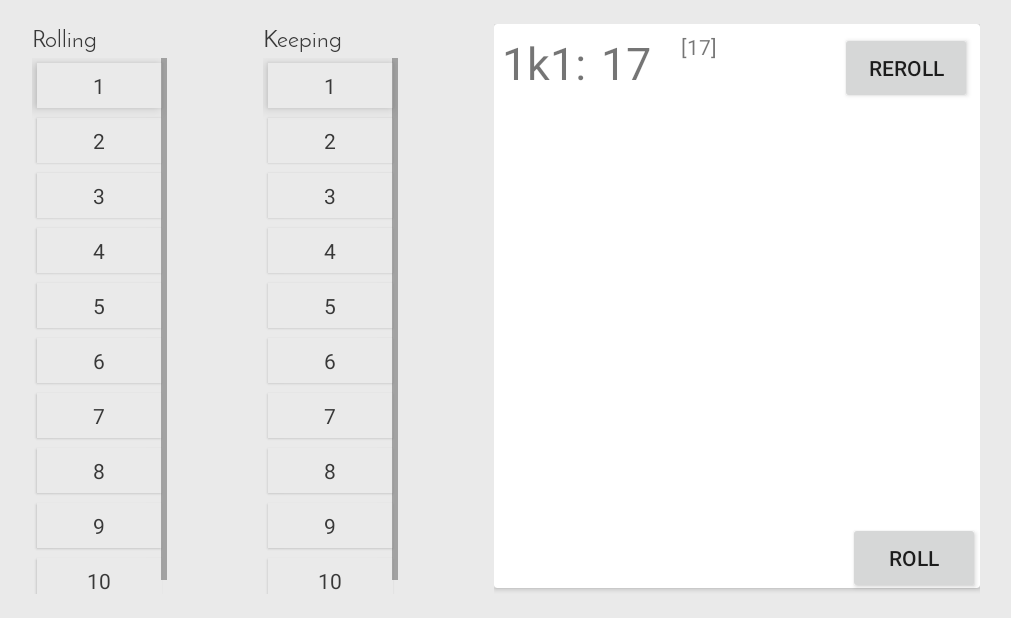
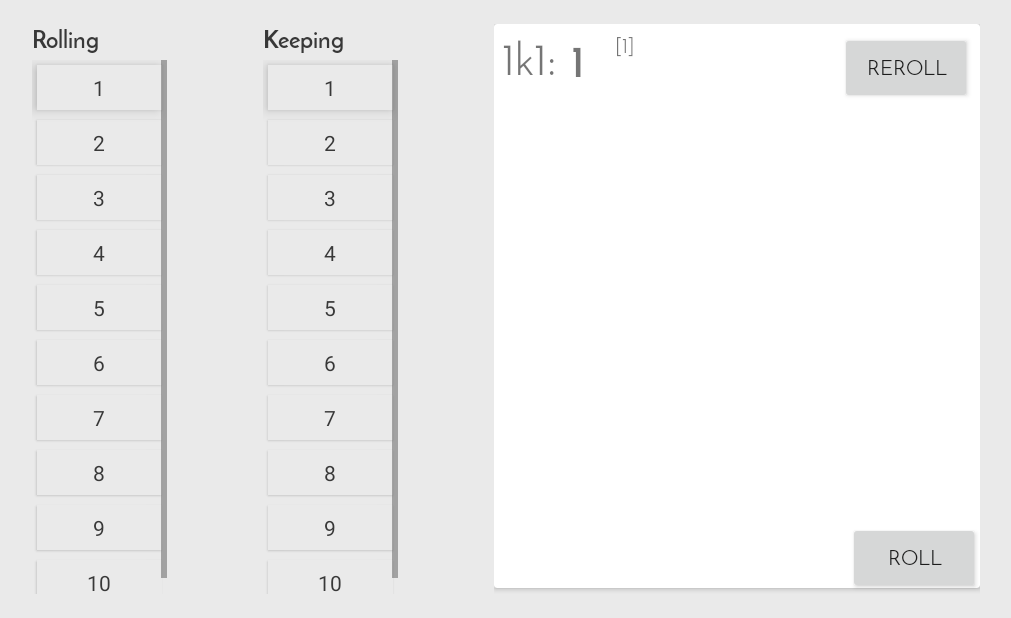
Before and after one commit to nihilogist/android-dice-roller, an Android app: the SeventhSeaRollerMainActivity screen opened directly, with no data from a screen before it, on a phone screen of 824 x 412 dp (held sideways). Shown: the whole screen, without its empty margins (64-1075 px from the left). Run offline under Robolectric (Android 15) with nearby library versions, the phone set to English and light mode, and no system bars; libraries missing offline, so code that uses them is left out: com.github.brnunes.swipeablerecyclerview; Roboto replaces fonts that are not available here; 2 statements that could not run were skipped.

Commit message:
Update Button objects to use custom font

```diff
--- a/app/src/main/java/org/dave3heaton/rpgdiceroller/utils/logging/LogUtils.java
+++ b/app/src/main/java/org/dave3heaton/rpgdiceroller/utils/logging/LogUtils.java
@@ -7,7 +7,7 @@ import android.util.Log;
  */
 public class LogUtils {
 
-    private static boolean debugLogActive = false;
+    private static boolean debugLogActive = true;
 
     public static void debug(String category, String message) {
         if (debugLogActive) {
--- /dev/null
+++ b/app/src/main/java/org/dave3heaton/rpgdiceroller/utils/typography/JosefinTypefaceTextView.java
@@ -0,0 +1,63 @@
+package org.dave3heaton.rpgdiceroller.utils.typography;
+
+import android.content.Context;
+import android.graphics.Typeface;
+import android.util.AttributeSet;
+import android.widget.TextView;
+
+import org.dave3heaton.rpgdiceroller.utils.logging.LogUtils;
+
+
+public class JosefinTypefaceTextView extends TextView {
+
+    public static final String ANDROID_SCHEMA = "http://schemas.android.com/apk/res/android";
+
+    public JosefinTypefaceTextView(Context context) {
+        super(context);
+        applyCustomFont(context, null);
+    }
+
+    public JosefinTypefaceTextView(Context context, AttributeSet attrs) {
+        super(context, attrs);
+        applyCustomFont(context, attrs);
+    }
+
+    public JosefinTypefaceTextView(Context context, AttributeSet attrs, int defStyleAttr) {
+        super(context, attrs, defStyleAttr);
+        applyCustomFont(context, attrs);
+    }
+
+    public JosefinTypefaceTextView(Context context, AttributeSet attrs, int defStyleAttr, int defStyleRes) {
+        super(context, attrs, defStyleAttr, defStyleRes);
+        applyCustomFont(context, attrs);
+    }
+
+    private void applyCustomFont(Context context, AttributeSet attributeSet) {
+        int textStyle = attributeSet.getAttributeIntValue(ANDROID_SCHEMA, "textStyle", Typeface.NORMAL);
+        Typeface customFont = selectTypeface(context, textStyle);
+        setTypeface(customFont);
+    }
+
+
+
+    private Typeface selectTypeface(Context context, int textStyle) {
+    /*
+    * information about the TextView textStyle:
+    * http://developer.android.com/reference/android/R.styleable.html#TextView_textStyle
+    */
+        switch (textStyle) {
+            case Typeface.BOLD: // bold
+                return TypefaceUtils.getTypeface("JosefinSans-Bold.ttf", context);
+
+            case Typeface.ITALIC: // italic
+                return TypefaceUtils.getTypeface("JosefinSans-Italic.ttf", context);
+
+            case Typeface.BOLD_ITALIC: // bold italic
+                return TypefaceUtils.getTypeface("JosefinSans-BoldItalic.ttf", context);
+
+            case Typeface.NORMAL: // regular
+            default:
+                return TypefaceUtils.getTypeface("JosefinSans-Regular.ttf", context);
+        }
+    }
+}
--- a/app/src/main/java/org/dave3heaton/rpgdiceroller/utils/typography/TypefaceTextView.java
+++ /dev/null
@@ -1,34 +0,0 @@
-package org.dave3heaton.rpgdiceroller.utils.typography;
-
-import android.content.Context;
-import android.graphics.Typeface;
-import android.util.AttributeSet;
-import android.widget.TextView;
-
-
-public class TypefaceTextView extends TextView {
-    public TypefaceTextView(Context context) {
-        super(context);
-        applyCustomFont(context);
-    }
-
-    public TypefaceTextView(Context context, AttributeSet attrs) {
-        super(context, attrs);
-        applyCustomFont(context);
-    }
-
-    public TypefaceTextView(Context context, AttributeSet attrs, int defStyleAttr) {
-        super(context, attrs, defStyleAttr);
-        applyCustomFont(context);
-    }
-
-    public TypefaceTextView(Context context, AttributeSet attrs, int defStyleAttr, int defStyleRes) {
-        super(context, attrs, defStyleAttr, defStyleRes);
-        applyCustomFont(context);
-    }
-
-    private void applyCustomFont(Context context) {
-        Typeface customFont = TypefaceUtils.getTypeface("JosefinSans-Regular.ttf", context);
-        setTypeface(customFont);
-    }
-}
--- a/app/src/main/java/org/dave3heaton/rpgdiceroller/utils/typography/TypefaceUtils.java
+++ b/app/src/main/java/org/dave3heaton/rpgdiceroller/utils/typography/TypefaceUtils.java
@@ -3,10 +3,13 @@ package org.dave3heaton.rpgdiceroller.utils.typography;
 
 import android.content.Context;
 import android.graphics.Typeface;
+import android.util.AttributeSet;
 
 import java.util.HashMap;
 
 public class TypefaceUtils {
+
+    public static final String ANDROID_SCHEMA = "http://schemas.android.com/apk/res/android";
 
     private static HashMap<String, Typeface> fontCache = new HashMap<>();
 
@@ -26,4 +29,30 @@ public class TypefaceUtils {
         return typeface;
     }
 
+    public static Typeface retrieveCustomTypeface(Context context, AttributeSet attributeSet) {
+        int textStyle = attributeSet.getAttributeIntValue(ANDROID_SCHEMA, "textStyle", Typeface.NORMAL);
+        return selectTypeface(context, textStyle);
+    }
+
+    public static Typeface selectTypeface(Context context, int textStyle) {
+    /*
+    * information about the TextView textStyle:
+    * http://developer.android.com/reference/android/R.styleable.html#TextView_textStyle
+    */
+        switch (textStyle) {
+            case Typeface.BOLD: // bold
+                return TypefaceUtils.getTypeface("JosefinSans-Bold.ttf", context);
+
+            case Typeface.ITALIC: // italic
+                return TypefaceUtils.getTypeface("JosefinSans-Italic.ttf", context);
+
+            case Typeface.BOLD_ITALIC: // bold italic
+                return TypefaceUtils.getTypeface("JosefinSans-BoldItalic.ttf", context);
+
+            case Typeface.NORMAL: // regular
+            default:
+                return TypefaceUtils.getTypeface("JosefinSans-Regular.ttf", context);
+        }
+    }
+
 }
--- a/app/src/main/res/layout/content_seventh_sea_roller_main.xml
+++ b/app/src/main/res/layout/content_seventh_sea_roller_main.xml
@@ -18,8 +18,9 @@
         android:layout_alignParentStart="true"
         android:layout_alignParentLeft="true"
         android:id="@+id/seventh_sea_roller_dice_to_roll_column">
-        <org.dave3heaton.rpgdiceroller.utils.typography.TypefaceTextView
+        <org.dave3heaton.rpgdiceroller.utils.typography.JosefinTypefaceTextView
             style="@style/text_header_style"
+            android:textStyle="bold"
             android:layout_width="wrap_content"
             android:layout_height="wrap_content"
             android:id="@+id/seventh_sea_roller_dice_to_roll_header"
@@ -80,8 +81,9 @@
         style="@style/seventh_sea_layout_column_style"
         android:id="@+id/seventh_sea_roller_dice_to_keep_column"
         android:layout_toRightOf="@+id/seventh_sea_roller_dice_to_roll_column">
-        <org.dave3heaton.rpgdiceroller.utils.typography.TypefaceTextView
+        <org.dave3heaton.rpgdiceroller.utils.typography.JosefinTypefaceTextView
             style="@style/text_header_style"
+            android:textStyle="bold"
             android:layout_width="wrap_content"
             android:layout_height="wrap_content"
             android:id="@+id/seventh_sea_roller_dice_to_keep_header"
@@ -165,7 +167,7 @@
             android:id="@+id/seventh_sea_roller_control_panel"
             android:layout_alignParentBottom="true">
 
-            <Button
+            <org.dave3heaton.rpgdiceroller.utils.typography.JosefinTypefaceButton
                 android:layout_width="wrap_content"
                 android:layout_height="wrap_content"
                 android:id="@+id/seventh_sea_roller_button_roll"
--- a/app/src/main/res/layout/seventh_sea_roll_card.xml
+++ b/app/src/main/res/layout/seventh_sea_roll_card.xml
@@ -6,44 +6,45 @@
         android:layout_width="match_parent"
         android:layout_height="wrap_content"
         android:padding="5dp">
-        <TextView
+        <org.dave3heaton.rpgdiceroller.utils.typography.JosefinTypefaceTextView
             android:layout_width="wrap_content"
             android:layout_height="wrap_content"
             style="@style/seventh_sea_result_card_roll_detail_text"
             android:text=""
             android:id="@+id/seventh_sea_rollcard_roll_dice"
             android:layout_alignParentLeft="true"/>
-        <TextView
+        <org.dave3heaton.rpgdiceroller.utils.typography.JosefinTypefaceTextView
             android:layout_width="wrap_content"
             android:layout_height="wrap_content"
             style="@style/seventh_sea_result_card_roll_detail_text"
             android:text="k"
             android:id="@+id/seventh_sea_rollcard_keep_indicator"
             android:layout_toRightOf="@+id/seventh_sea_rollcard_roll_dice"/>
-        <TextView
+        <org.dave3heaton.rpgdiceroller.utils.typography.JosefinTypefaceTextView
             android:layout_width="wrap_content"
             android:layout_height="wrap_content"
             style="@style/seventh_sea_result_card_roll_detail_text"
             android:text=""
             android:id="@+id/seventh_sea_rollcard_keep_dice"
             android:layout_toRightOf="@+id/seventh_sea_rollcard_keep_indicator"/>
-        <TextView
+        <org.dave3heaton.rpgdiceroller.utils.typography.JosefinTypefaceTextView
             android:layout_width="wrap_content"
             android:layout_height="wrap_content"
             style="@style/seventh_sea_result_card_roll_detail_text"
             android:text=":"
             android:id="@+id/seventh_sea_rollcard_roll_end"
             android:layout_toRightOf="@+id/seventh_sea_rollcard_keep_dice"/>
-        <TextView
+        <org.dave3heaton.rpgdiceroller.utils.typography.JosefinTypefaceTextView
             android:layout_width="wrap_content"
             android:layout_height="wrap_content"
             style="@style/seventh_sea_result_card_roll_detail_text"
+            android:textStyle="bold"
             android:paddingStart="10dp"
             android:paddingEnd="10dp"
             android:text=""
             android:id="@+id/seventh_sea_rollcard_roll_score"
             android:layout_toRightOf="@+id/seventh_sea_rollcard_roll_end"/>
-        <TextView
+        <org.dave3heaton.rpgdiceroller.utils.typography.JosefinTypefaceTextView
             android:layout_width="wrap_content"
             android:layout_height="wrap_content"
             android:paddingStart="10dp"
@@ -52,7 +53,7 @@
             android:id="@+id/seventh_sea_rollcard_roll_breakdown"
             android:layout_toRightOf="@+id/seventh_sea_rollcard_roll_score"
             android:layout_toLeftOf="@+id/seventh_sea_rollcard_roll_button"/>
-        <Button
+        <org.dave3heaton.rpgdiceroller.utils.typography.JosefinTypefaceButton
             android:layout_width="wrap_content"
             android:layout_height="wrap_content"
             android:id="@+id/seventh_sea_rollcard_roll_button"
```
Also changed, not shown: app/src/main/java/org/dave3heaton/rpgdiceroller/utils/typography/JosefinTypefaceButton.java (added, +31 -0 lines).
